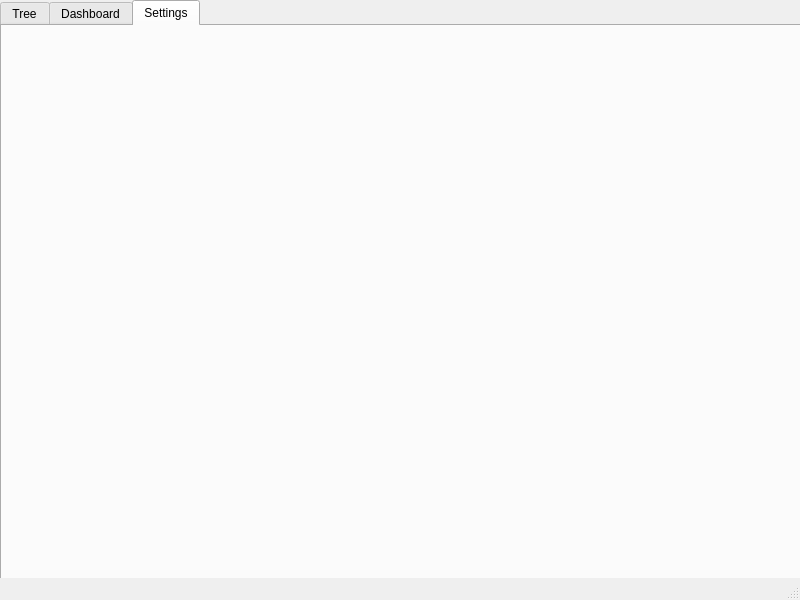
Old version of the form mainwindow.ui in the repository petak5/ICP.
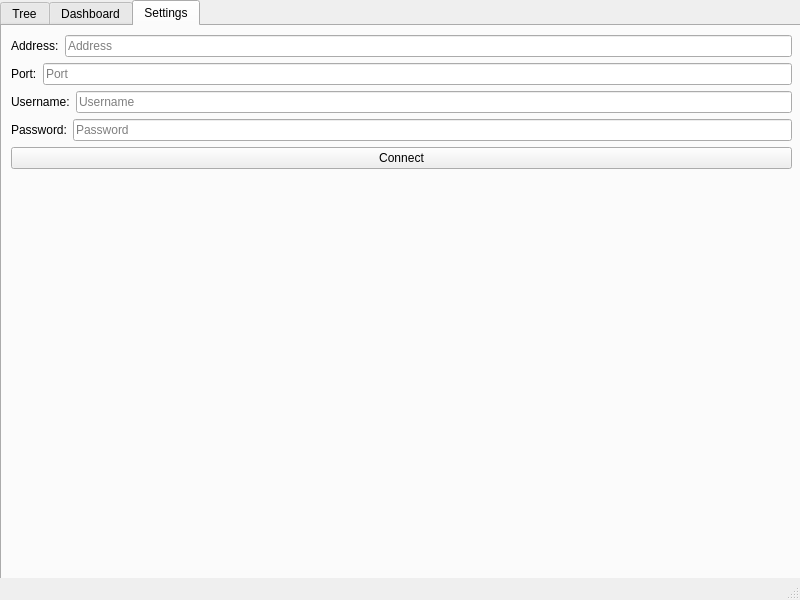
New version of the form. The open tabs and pages were chosen to show the change.

Commit message: Settings tab page

```diff
--- a/mainwindow.ui
+++ b/mainwindow.ui
@@ -248,6 +248,113 @@
      <attribute name="title">
       <string>Settings</string>
      </attribute>
+     <widget class="QWidget" name="verticalLayoutWidget">
+      <property name="geometry">
+       <rect>
+        <x>9</x>
+        <y>9</y>
+        <width>781</width>
+        <height>511</height>
+       </rect>
+      </property>
+      <layout class="QVBoxLayout" name="verticalLayout_2">
+       <item>
+        <layout class="QHBoxLayout" name="AddressHorizontalStack">
+         <item>
+          <widget class="QLabel" name="AddressLabel">
+           <property name="text">
+            <string>Address:</string>
+           </property>
+          </widget>
+         </item>
+         <item>
+          <widget class="QLineEdit" name="AddressTextField">
+           <property name="placeholderText">
+            <string>Address</string>
+           </property>
+          </widget>
+         </item>
+        </layout>
+       </item>
+       <item>
+        <layout class="QHBoxLayout" name="PortHorizontalStack">
+         <item>
+          <widget class="QLabel" name="PortLabel">
+           <property name="text">
+            <string>Port:</string>
+           </property>
+          </widget>
+         </item>
+         <item>
+          <widget class="QLineEdit" name="PortTextField">
+           <property name="placeholderText">
+            <string>Port</string>
+           </property>
+          </widget>
+         </item>
+        </layout>
+       </item>
+       <item>
+        <layout class="QHBoxLayout" name="UsernameHorizontalStack">
+         <item>
+          <widget class="QLabel" name="UsernameLabel">
+           <property name="text">
+            <string>Username:</string>
+           </property>
+          </widget>
+         </item>
+         <item>
+          <widget class="QLineEdit" name="UsernameTextField">
+           <property name="placeholderText">
+            <string>Username</string>
+           </property>
+          </widget>
+         </item>
+        </layout>
+       </item>
+       <item>
+        <layout class="QHBoxLayout" name="PasswordHorizontalStack">
+         <item>
+          <widget class="QLabel" name="passwordLabel">
+           <property name="text">
+            <string>Password:</string>
+           </property>
+          </widget>
+         </item>
+         <item>
+          <widget class="QLineEdit" name="passwordTextField">
+           <property name="echoMode">
+            <enum>QLineEdit::Password</enum>
+           </property>
+           <property name="placeholderText">
+            <string>Password</string>
+           </property>
+          </widget>
+         </item>
+        </layout>
+       </item>
+       <item>
+        <widget class="QPushButton" name="connectToServerButton">
+         <property name="text">
+          <string>Connect</string>
+         </property>
+        </widget>
+       </item>
+       <item>
+        <spacer name="verticalSpacer">
+         <property name="orientation">
+          <enum>Qt::Vertical</enum>
+         </property>
+         <property name="sizeHint" stdset="0">
+          <size>
+           <width>20</width>
+           <height>40</height>
+          </size>
+         </property>
+        </spacer>
+       </item>
+      </layout>
+     </widget>
     </widget>
    </widget>
   </widget>
```
Left out of the diff: 2 changed lines with no effect on the pictures. The commit also changes 2 other files.
